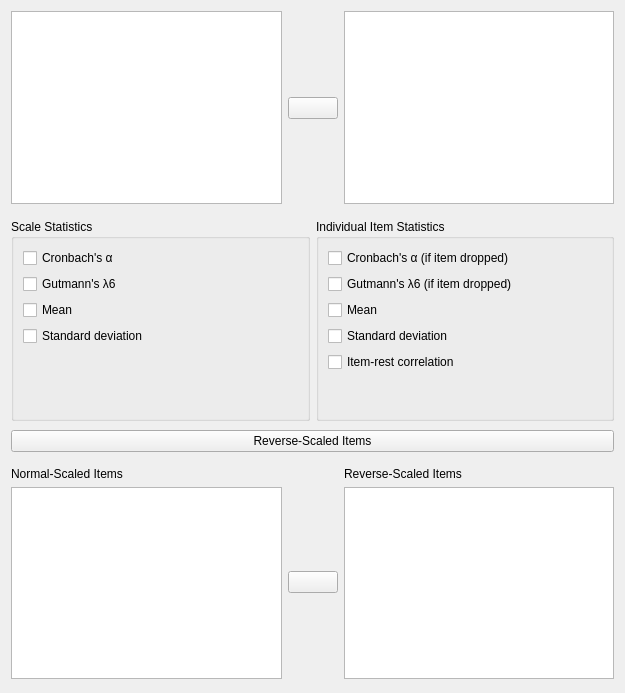
Qt form JASP-Desktop/analysisforms/reliabilityanalysisform.ui (jasp-stats/jasp-desktop) before a commit.
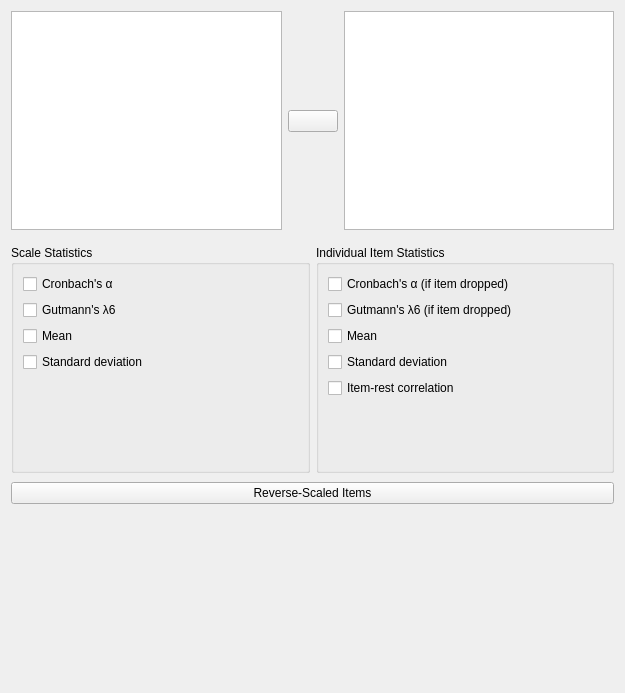
The same form after that commit. Custom widgets are drawn as their Qt base class.

Commit message: Reverse-Scaled Items in Reliability Analysis added

Diff of the .ui file:
```diff
--- a/JASP-Desktop/analysisforms/reliabilityanalysisform.ui
+++ b/JASP-Desktop/analysisforms/reliabilityanalysisform.ui
@@ -151,6 +151,65 @@
      </layout>
     </widget>
    </item>
+   <item row="2" column="0" colspan="2">
+    <widget class="QWidget" name="revScaledItemsBox" native="true">
+     <layout class="QGridLayout" name="gridLayout_4">
+      <property name="leftMargin">
+       <number>0</number>
+      </property>
+      <property name="topMargin">
+       <number>3</number>
+      </property>
+      <property name="rightMargin">
+       <number>0</number>
+      </property>
+      <property name="bottomMargin">
+       <number>3</number>
+      </property>
+      <item row="1" column="0">
+       <widget class="QWidget" name="containerRevScaledItems" native="true">
+        <layout class="QVBoxLayout" name="verticalLayout">
+         <property name="leftMargin">
+          <number>0</number>
+         </property>
+         <property name="rightMargin">
+          <number>0</number>
+         </property>
+         <property name="bottomMargin">
+          <number>0</number>
+         </property>
+         <item>
+          <widget class="BoundAssignWidget" name="scaledItems" native="true">
+           <property name="minimumSize">
+            <size>
+             <width>0</width>
+             <height>160</height>
+            </size>
+           </property>
+           <property name="focusPolicy">
+            <enum>Qt::NoFocus</enum>
+           </property>
+          </widget>
+         </item>
+        </layout>
+       </widget>
+      </item>
+      <item row="0" column="0">
+       <widget class="ExpanderButton" name="expanderPosthoc">
+        <property name="sizePolicy">
+         <sizepolicy hsizetype="Expanding" vsizetype="Fixed">
+          <horstretch>0</horstretch>
+          <verstretch>0</verstretch>
+         </sizepolicy>
+        </property>
+        <property name="text">
+         <string>Reverse-Scaled Items</string>
+        </property>
+       </widget>
+      </item>
+     </layout>
+    </widget>
+   </item>
    <item row="1" column="1">
     <widget class="BoundGroupBox" name="itemStats">
      <property name="title">
@@ -211,117 +270,6 @@
      </layout>
     </widget>
    </item>
-   <item row="2" column="0" colspan="2">
-    <widget class="QWidget" name="revScaledItemsBox" native="true">
-     <layout class="QGridLayout" name="gridLayout_4">
-      <property name="leftMargin">
-       <number>0</number>
-      </property>
-      <property name="topMargin">
-       <number>3</number>
-      </property>
-      <property name="rightMargin">
-       <number>0</number>
-      </property>
-      <property name="bottomMargin">
-       <number>3</number>
-      </property>
-      <item row="0" column="0">
-       <widget class="ExpanderButton" name="expanderPosthoc">
-        <property name="sizePolicy">
-         <sizepolicy hsizetype="Expanding" vsizetype="Fixed">
-          <horstretch>0</horstretch>
-          <verstretch>0</verstretch>
-         </sizepolicy>
-        </property>
-        <property name="text">
-         <string>Reverse-Scaled Items</string>
-        </property>
-       </widget>
-      </item>
-      <item row="1" column="0">
-       <widget class="QWidget" name="containerRevScaledItems" native="true">
-        <layout class="QGridLayout" name="gridLayout_2">
-         <property name="leftMargin">
-          <number>0</number>
-         </property>
-         <property name="rightMargin">
-          <number>0</number>
-         </property>
-         <property name="bottomMargin">
-          <number>0</number>
-         </property>
-         <item row="0" column="0">
-          <widget class="QLabel" name="label">
-           <property name="text">
-            <string>Normal-Scaled Items</string>
-           </property>
-          </widget>
-         </item>
-         <item row="0" column="2">
-          <widget class="QLabel" name="label_2">
-           <property name="text">
-            <string>Reverse-Scaled Items</string>
-           </property>
-          </widget>
-         </item>
-         <item row="1" column="0" rowspan="3">
-          <widget class="BoundListView" name="normalScaledItems"/>
-         </item>
-         <item row="1" column="1">
-          <spacer name="verticalSpacer">
-           <property name="orientation">
-            <enum>Qt::Vertical</enum>
-           </property>
-           <property name="sizeHint" stdset="0">
-            <size>
-             <width>20</width>
-             <height>55</height>
-            </size>
-           </property>
-          </spacer>
-         </item>
-         <item row="1" column="2" rowspan="3">
-          <widget class="BoundListView" name="reverseScaledItems"/>
-         </item>
-         <item row="2" column="1">
-          <widget class="AssignButton" name="assignButtonRevScaledItems">
-           <property name="minimumSize">
-            <size>
-             <width>50</width>
-             <height>0</height>
-            </size>
-           </property>
-           <property name="maximumSize">
-            <size>
-             <width>50</width>
-             <height>16777215</height>
-            </size>
-           </property>
-           <property name="text">
-            <string/>
-           </property>
-          </widget>
-         </item>
-         <item row="3" column="1">
-          <spacer name="verticalSpacer_4">
-           <property name="orientation">
-            <enum>Qt::Vertical</enum>
-           </property>
-           <property name="sizeHint" stdset="0">
-            <size>
-             <width>20</width>
-             <height>86</height>
-            </size>
-           </property>
-          </spacer>
-         </item>
-        </layout>
-       </widget>
-      </item>
-     </layout>
-    </widget>
-   </item>
   </layout>
  </widget>
  <customwidgets>
@@ -356,6 +304,12 @@
    <extends>QPushButton</extends>
    <header>widgets/expanderbutton.h</header>
   </customwidget>
+  <customwidget>
+   <class>BoundAssignWidget</class>
+   <extends>QWidget</extends>
+   <header>widgets/boundassignwidget.h</header>
+   <container>1</container>
+  </customwidget>
  </customwidgets>
  <resources/>
  <connections/>
```
The commit also changes 6 other files.
